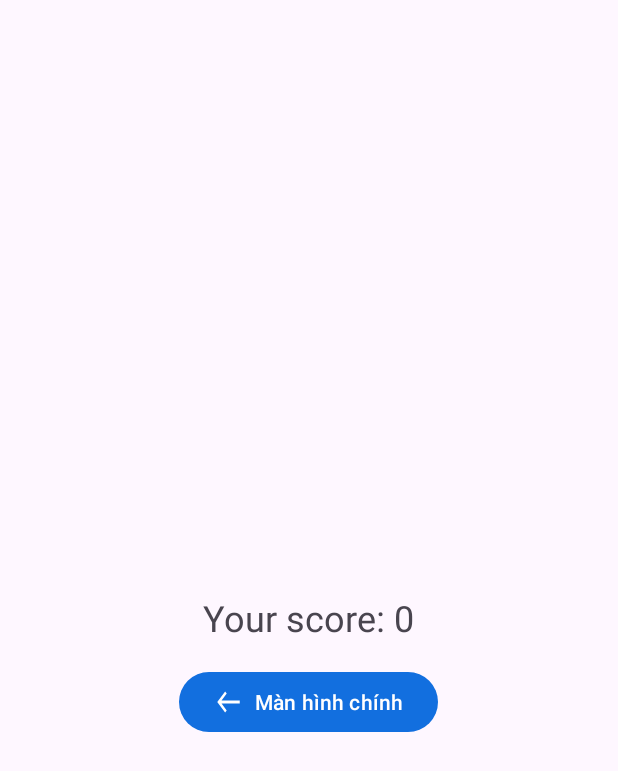
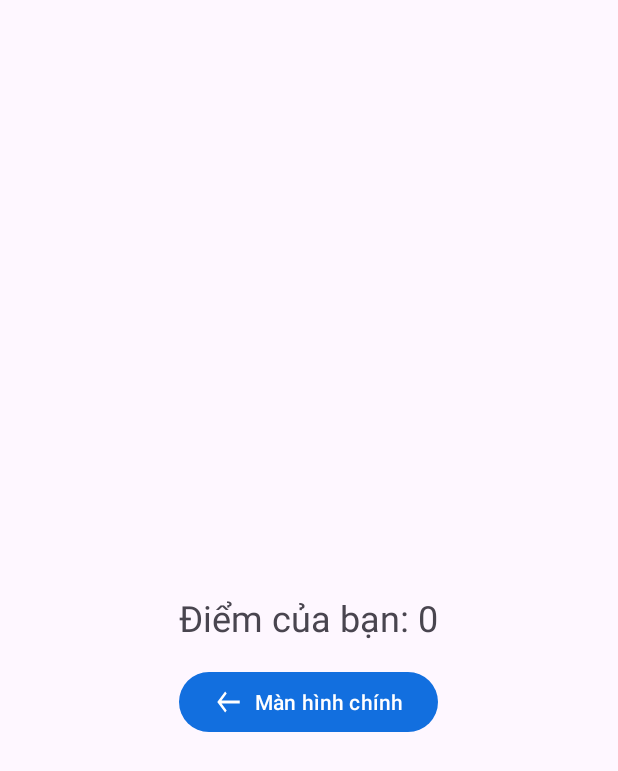
Before and after one commit to vuthanhcong02/Android, an Android app: the ResultActivity screen opened directly, with no data from a screen before it, on a phone screen of 412 x 824 dp. Shown: the top 771 px of the screen. Run offline under Robolectric (Android 15) with nearby library versions, the phone set to English and light mode, and no system bars.

Commit message:
last commit

```diff
--- a/app/src/main/java/com/btl/quizapp/ResultActivity.java
+++ b/app/src/main/java/com/btl/quizapp/ResultActivity.java
@@ -38,7 +38,7 @@ public class ResultActivity extends AppCompatActivity {
 
         // Hiển thị điểm trên TextView
         TextView scoreTextView = findViewById(R.id.scoreTextView);
-        scoreTextView.setText("Your score: " + score);
+        scoreTextView.setText("Điểm của bạn: " + score);
 
         // Xử lý sự kiện khi nhấn nút Back về MainActivity
         Button backButton = findViewById(R.id.backButton);
```
